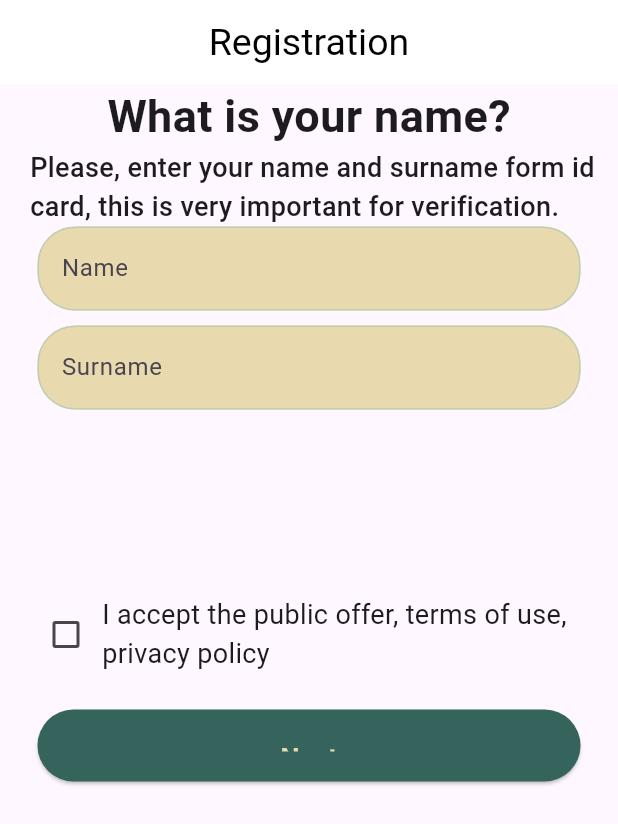
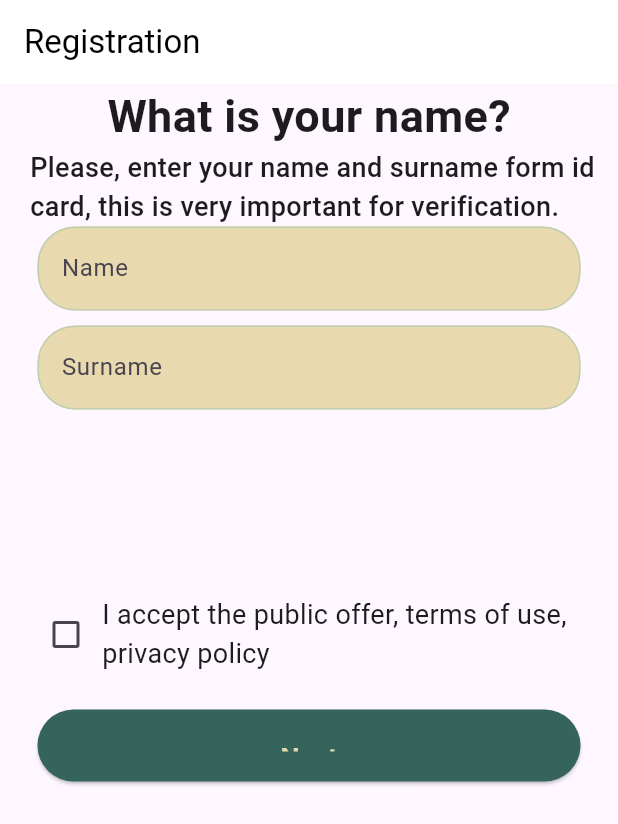
Before and after one commit to Fryskin/b2clients, a Flutter app: the screen it shows once a user with an empty profile is signed in, on a phone screen of 412 x 824 dp. Shown: the top 824 px of the screen. Run offline on Flutter 3.47's test engine with Material 3 defaults, Android fonts, the phone set to English and light mode, and no system bars; our stand-ins replace cloud_firestore, firebase_auth, firebase_core, flutter_svg; missing offline and left inert: dart:html; accounts and stored records are empty; network calls fail.

Commit message:
Commenting theme

```diff
--- a/lib/business_to_clients_app.dart
+++ b/lib/business_to_clients_app.dart
@@ -9,7 +9,7 @@ class BusinessToClientsApp extends StatelessWidget {
   Widget build(BuildContext context) {
     return MaterialApp(
       title: 'Business To Clients',
-      theme: theme,
+      // theme: theme,
       routes: routes,
       // initialRoute: '',
       // home: const MainPage(),
```
